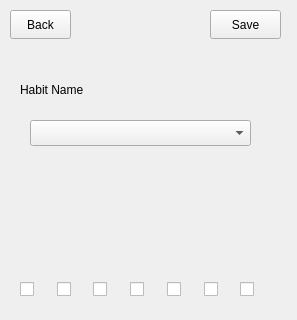
Old version of the form addhabit.ui in the repository oleksandrhf/GoHabit; both pictures show x 0 to 297 and y 0 to 320 of the 297 by 581 pixel window.
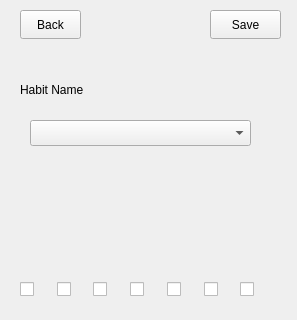
New version of the form.

Patch:
```diff
--- a/addhabit.ui
+++ b/addhabit.ui
@@ -39,19 +39,6 @@
     <string>Habit Name</string>
    </property>
   </widget>
-  <widget class="QPushButton" name="pushButton_4">
-   <property name="geometry">
-    <rect>
-     <x>10</x>
-     <y>10</y>
-     <width>61</width>
-     <height>29</height>
-    </rect>
-   </property>
-   <property name="text">
-    <string>Back</string>
-   </property>
-  </widget>
   <widget class="QComboBox" name="Add_habit_comboBox">
    <property name="geometry">
     <rect>
@@ -165,6 +152,19 @@
     <string>Time</string>
    </property>
   </widget>
+  <widget class="QPushButton" name="pushButton_2">
+   <property name="geometry">
+    <rect>
+     <x>20</x>
+     <y>10</y>
+     <width>61</width>
+     <height>29</height>
+    </rect>
+   </property>
+   <property name="text">
+    <string>Back</string>
+   </property>
+  </widget>
  </widget>
  <resources/>
  <connections/>
```
